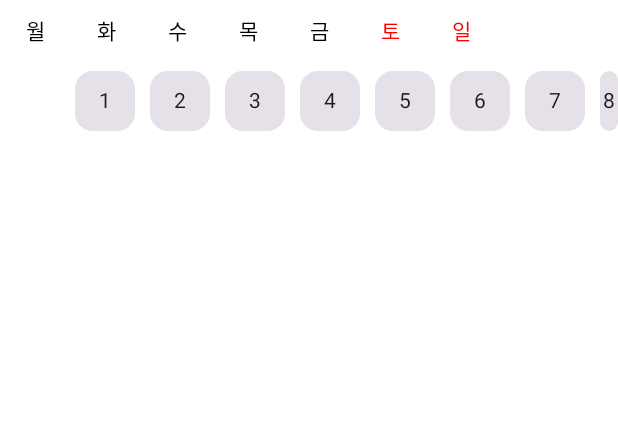
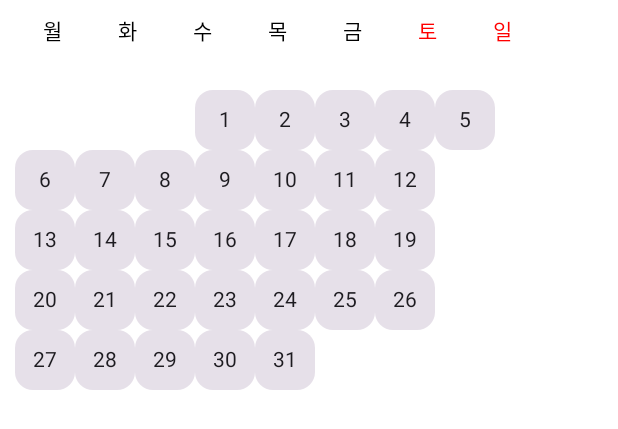
Before and after one commit to soyeonLee126/Nailed-It, an Android app built with Jetpack Compose: the @Preview function CalendarItemPreview, on a phone screen of 412 x 824 dp. Shown: the top 429 px of the screen. Run offline under Robolectric (Android 15) with nearby library versions, the phone set to English and light mode, and no system bars.

```diff
--- a/app/src/main/java/com/example/nailed_it/screen/calendar/MainCalendarScreen.kt
+++ b/app/src/main/java/com/example/nailed_it/screen/calendar/MainCalendarScreen.kt
@@ -31,20 +31,40 @@ class MainCalendar {
 }
 
 @Composable
-fun CalendarList(dateRange: IntRange, firstDayOfWeek: String) {
+fun CalendarList(lastDate: Int, firstDayOfWeek: String) {
     val firstDay = dayOfWeekList.indexOf(firstDayOfWeek)
-    Column {
+    Column(modifier = Modifier.padding(10.dp)) {
         DayOfWeekItem()
+        //첫째주
         Row() {
             //첫 요일 전까지 빈 박스 생성
             for (i in 1..firstDay) {
-                Spacer(modifier = Modifier.size(50.dp))
+                Spacer(modifier = Modifier.size(60.dp, 0.dp))
             }
             //첫 주는 생성, 날짜 넘으면 넘김
-            dateRange.forEach { date ->
-                CalendarItem(date = date)
-                Spacer(modifier = Modifier.size(10.dp))
+            for (i in 1..7 - firstDay) {
+                CalendarItem(i)
             }
+        }
+        //둘째주
+        Row() {
+            for (i in 8 - firstDay..14 - firstDay) {
+                CalendarItem(i)
+            }
+        }
+        //셋째주
+        Row() {
+            for (i in 15 - firstDay..21 - firstDay) {
+                CalendarItem(i)
+            }
+        }
+        //넷째주
+        Row() {
+            for (i in 22 - firstDay..28 - firstDay) { CalendarItem(i) }
+        }
+        //다섯째주
+        Row() {
+            for (i in 29 - firstDay..lastDate) { CalendarItem(i) }
         }
     }
 }
@@ -52,8 +72,7 @@ fun CalendarList(dateRange: IntRange, firstDayOfWeek: String) {
 @Composable
 fun DayOfWeekItem() {
     val modifierForText = Modifier
-        .padding(10.dp)
-        .size(27.dp)
+        .size(50.dp)
     Row() {
         Text(text = MON, textAlign = TextAlign.Center, modifier = modifierForText)
         Text(text = TUE, textAlign = TextAlign.Center, modifier = modifierForText)
@@ -95,5 +114,5 @@ fun CalendarItem(date: Int) {
 @Preview
 @Composable
 fun CalendarItemPreview() {
-    CalendarList(1..30, TUE)
+    CalendarList(31, WED)
 }
```
